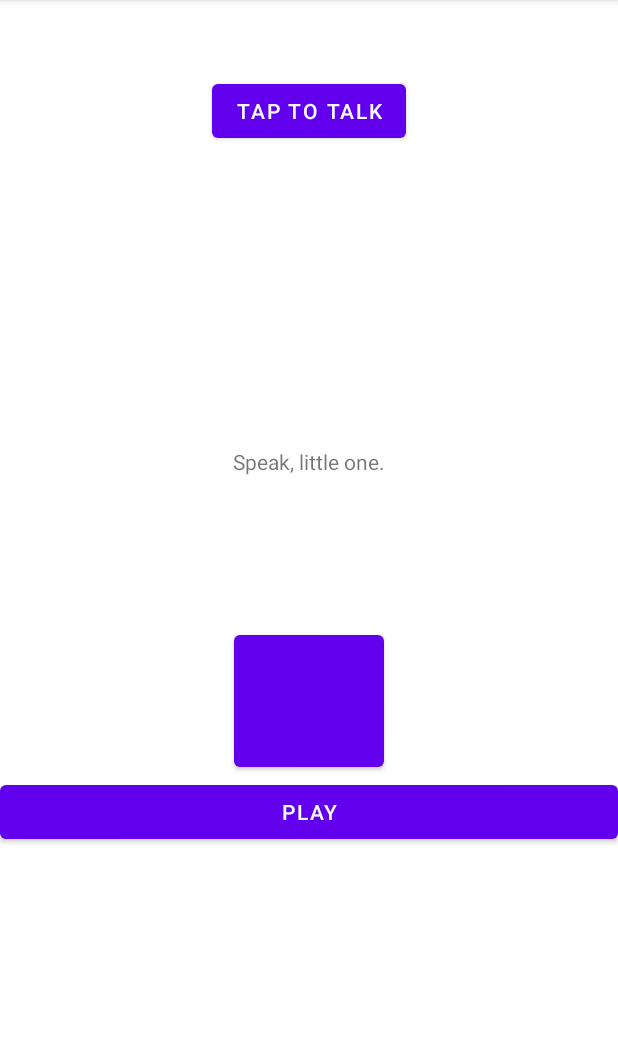
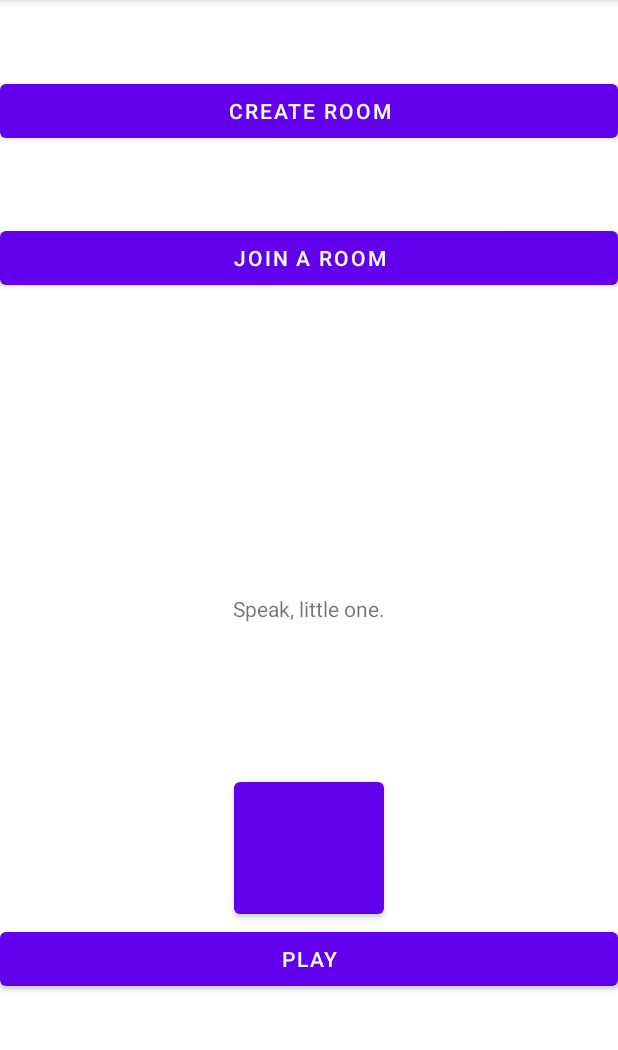
Before and after one commit to glensee/Mobile-Chat-Mate, an Android app: the screen it shows after launch (MainActivity), on a phone screen of 412 x 824 dp, the part 84-1134 px from its top. Run offline under Robolectric (Android 15) with nearby library versions, the phone set to English and light mode, and no system bars; libraries missing offline, so code that uses them is left out: com.speechly.client, com.speechly.ui; plain views replace SpeechlyButton; 3 statements that could not run were skipped.

Commit message:
added buttons to create and join room

```diff
--- a/ChatMate/app/src/main/res/layout/activity_main.xml
+++ b/ChatMate/app/src/main/res/layout/activity_main.xml
@@ -7,10 +7,17 @@
     tools:context=".MainActivity"
     android:orientation="vertical">
     <Button
-        android:id="@+id/btnStt"
-        android:layout_width="wrap_content"
+        android:id="@+id/createRoom"
+        android:layout_width="match_parent"
         android:layout_height="wrap_content"
-        android:text="Tap to talk"
+        android:text="Create room"
+        android:layout_gravity="center"
+        android:layout_marginTop="50sp" />
+    <Button
+        android:id="@+id/joinRoom"
+        android:layout_width="match_parent"
+        android:layout_height="wrap_content"
+        android:text="Join a room"
         android:layout_gravity="center"
         android:layout_marginTop="50sp" />
     <TextView
```
